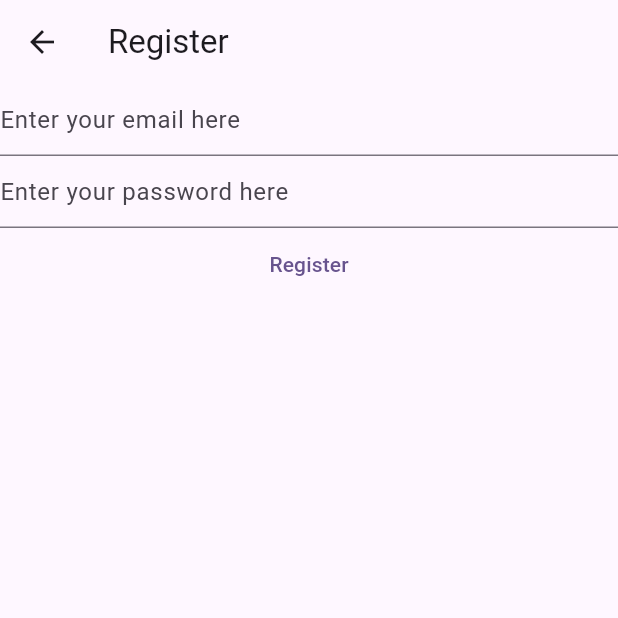
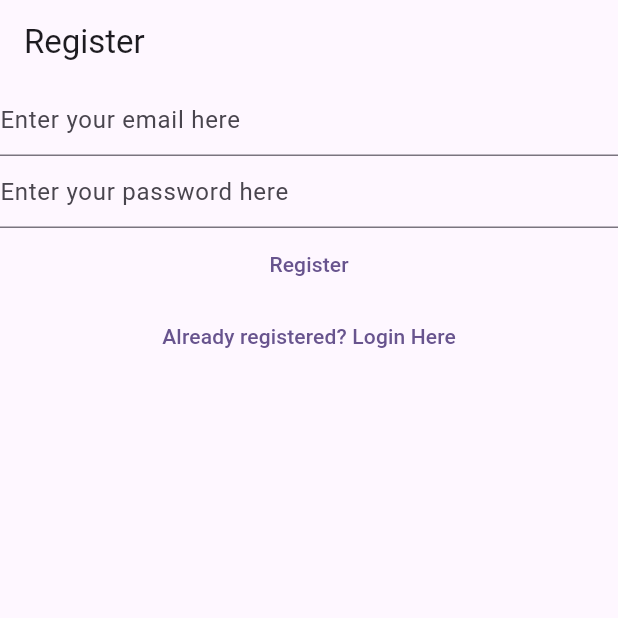
Before and after one commit to ragustinesantos/project-mynotes-flutter, a Flutter app: the RegisterView screen opened directly, on a phone screen of 412 x 824 dp, the top half of it. Run offline on Flutter 3.47's test engine with Material 3 defaults, Android fonts, the phone set to English and light mode, and no system bars; our stand-ins replace firebase_auth, firebase_core; accounts and stored records are empty.

Commit message:
Update Commit -- views

```diff
--- a/lib/views/register_view.dart
+++ b/lib/views/register_view.dart
@@ -1,7 +1,5 @@
 import 'package:firebase_auth/firebase_auth.dart';
-import 'package:firebase_core/firebase_core.dart';
 import 'package:flutter/material.dart';
-import 'package:mynotes/firebase_options.dart';
 
 class RegisterView extends StatefulWidget {
   const RegisterView({super.key});
@@ -34,16 +32,9 @@ class _RegisterViewState extends State<RegisterView> {
   Widget build(BuildContext context) {
     return Scaffold(
       appBar: AppBar(
-        title: const Text('Register')
+        title: const Text("Register"),
       ),
-      body: FutureBuilder(
-        future: Firebase.initializeApp(
-          options: DefaultFirebaseOptions.currentPlatform,
-        ),
-        builder:(context, snapshot) {
-          switch (snapshot.connectionState) {
-            case ConnectionState.done:
-              return Column(
+      body: Column(
         children: [
           TextField(
             controller: _email,
@@ -85,12 +76,16 @@ class _RegisterViewState extends State<RegisterView> {
             },
             child: const Text('Register'),
           ),
+          TextButton(
+          onPressed: () {
+            Navigator.of(context).pushNamedAndRemoveUntil(
+              '/login',
+              (route) => false
+            );
+          },
+          child: const Text('Already registered? Login Here')
+        )
         ],
-              );
-            default:
-                return const Text('Loading...');
-          }
-        },
       ),
     );
   }
```
Also changed, not shown: lib/main.dart (+14 -16 lines), lib/views/login_view.dart (+11 -16 lines), lib/views/verify_email_view.dart (added, +32 -0 lines). Lines whose indentation alone changed are shown as unchanged.
